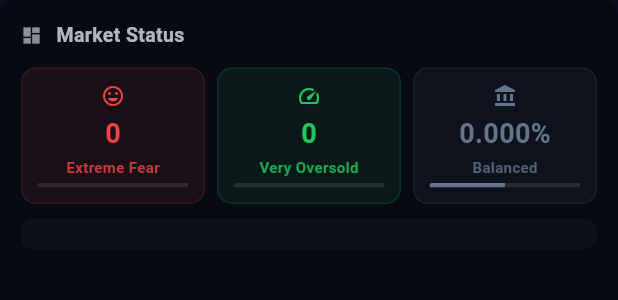
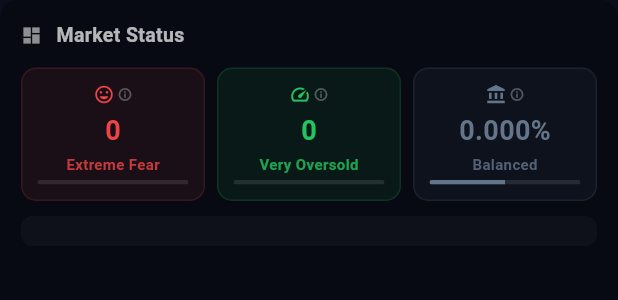
Before and after one commit to meiyaobuyao123-hash/Agent-Trading, a Flutter app: the RiskDashboard widget shown alone on an empty page, opened directly with empty values, on a phone screen of 412 x 824 dp. Shown: the top 300 px of the screen. Run offline on Flutter 3.47's test engine with Material 3 defaults, Android fonts, the phone set to English and light mode, and no system bars; our stand-ins replace cached_network_image, firebase_core, firebase_messaging, flutter_local_notifications, flutter_secure_storage, shared_preferences and 3 more; accounts and stored records are empty; network calls fail.

Commit message:
feat: Dashboard 指标点击查看解释（底部弹窗）
每个指标卡片和复合评分区域可点击，弹出详细解释：
- Market Mood: Fear & Greed Index 0-100 各区间含义
- Momentum: RSI 超卖/超买/中性含义
- Leverage: Funding Rate 多空挤压含义
- Composite Scores: 五维度评分含义

Co-Authored-By: Claude Opus 4.6 (1M context) <noreply@anthropic.com>

```diff
--- a/apps/app/lib/widgets/btc_eth/risk_dashboard.dart
+++ b/apps/app/lib/widgets/btc_eth/risk_dashboard.dart
@@ -35,7 +35,7 @@ class RiskDashboard extends StatelessWidget {
           ),
           const SizedBox(height: 12),
 
-          // 三个指标卡片
+          // 三个指标卡片（点击查看解释）
           Row(
             children: [
               _indicatorCard(
@@ -45,6 +45,14 @@ class RiskDashboard extends StatelessWidget {
                 label: _fgiLabel(fgi),
                 color: _fgiColor(fgi),
                 progress: fgi / 100,
+                context: context,
+                explanation: 'Fear & Greed Index (0-100)\n\n'
+                    '0-20: Extreme Fear — Market panic, historically good buying opportunities\n'
+                    '20-40: Fear — Investors are worried, potential dip buying zone\n'
+                    '40-60: Neutral — No strong bias\n'
+                    '60-80: Greed — Market is heating up, be cautious\n'
+                    '80-100: Extreme Greed — FOMO territory, high risk of correction\n\n'
+                    'Current: $fgi (${_fgiLabel(fgi)})',
               ),
               const SizedBox(width: 8),
               _indicatorCard(
@@ -54,6 +62,14 @@ class RiskDashboard extends StatelessWidget {
                 label: _rsiLabel(rsi),
                 color: _rsiColor(rsi),
                 progress: rsi / 100,
+                context: context,
+                explanation: 'RSI - Relative Strength Index (0-100)\n\n'
+                    'Measures how fast price is moving up or down.\n\n'
+                    '0-30: Oversold — Price dropped too fast, may bounce up (buy signal)\n'
+                    '30-50: Weak — Downward pressure\n'
+                    '50-70: Normal — Healthy uptrend\n'
+                    '70-100: Overbought — Price rose too fast, may pull back (sell signal)\n\n'
+                    'Current: ${rsi.toStringAsFixed(0)} (${_rsiLabel(rsi)})',
               ),
               const SizedBox(width: 8),
               _indicatorCard(
@@ -63,13 +79,30 @@ class RiskDashboard extends StatelessWidget {
                 label: _fundingLabel(funding),
                 color: _fundingColor(funding),
                 progress: (funding * 5000 + 50).clamp(0, 100) / 100,
+                context: context,
+                explanation: 'Funding Rate (Futures Market)\n\n'
+                    'Shows which side (long/short) is paying the other in perpetual futures.\n\n'
+                    'Positive (>0.01%): Longs pay shorts — too many buyers, may drop\n'
+                    'Near zero: Balanced market\n'
+                    'Negative (<-0.005%): Shorts pay longs — too many sellers, may bounce\n\n'
+                    'Current: ${(funding * 100).toStringAsFixed(4)}% (${_fundingLabel(funding)})',
               ),
             ],
           ),
           const SizedBox(height: 10),
 
-          // 综合评分
-          Container(
+          // 综合评分（点击查看解释）
+          GestureDetector(
+            onTap: () => _showExplanation(context, 'Composite Scores',
+                'Five dimensions that together assess the overall market condition (0-100 each):\n\n'
+                'Trend — Price momentum (RSI + MACD + price change + OI change)\n'
+                'Mood — Market sentiment (Fear/Greed + funding rate + long/short ratio + news)\n'
+                'Chain — On-chain activity (exchange flow + active addresses + SOPR)\n'
+                'Macro — Macro environment (DXY + ETF flows + stablecoin supply)\n'
+                'Safety — Risk level (liquidations + funding extremes + order book depth)\n\n'
+                '>70 = Bullish  |  50 = Neutral  |  <30 = Bearish',
+                const Color(0xFF3B82F6)),
+            child: Container(
               padding: const EdgeInsets.all(10),
               decoration: BoxDecoration(
                 color: Colors.white.withValues(alpha: 0.03),
@@ -110,6 +143,7 @@ class RiskDashboard extends StatelessWidget {
                 }).toList(),
               ),
             ),
+          ),
         ],
       ),
     );
@@ -122,8 +156,12 @@ class RiskDashboard extends StatelessWidget {
     required String label,
     required Color color,
     required double progress,
+    required String explanation,
+    required BuildContext context,
   }) {
     return Expanded(
+      child: GestureDetector(
+        onTap: () => _showExplanation(context, title, explanation, color),
         child: Container(
           padding: const EdgeInsets.all(10),
           decoration: BoxDecoration(
@@ -133,7 +171,14 @@ class RiskDashboard extends StatelessWidget {
           ),
           child: Column(
             children: [
-            Icon(icon, color: color, size: 16),
+              Row(
+                mainAxisAlignment: MainAxisAlignment.center,
+                children: [
+                  Icon(icon, color: color, size: 14),
+                  const SizedBox(width: 2),
+                  Icon(Icons.info_outline, color: Colors.white.withValues(alpha: 0.3), size: 10),
+                ],
+              ),
               const SizedBox(height: 4),
               Text(value,
                   style: TextStyle(color: color, fontSize: 18, fontWeight: FontWeight.bold)),
@@ -150,6 +195,42 @@ class RiskDashboard extends StatelessWidget {
                   valueColor: AlwaysStoppedAnimation(color),
                 ),
               ),
+            ],
+          ),
+        ),
+      ),
+    );
+  }
+
+  void _showExplanation(BuildContext context, String title, String text, Color color) {
+    showModalBottomSheet(
+      context: context,
+      backgroundColor: const Color(0xFF1A1A2E),
+      shape: const RoundedRectangleBorder(
+        borderRadius: BorderRadius.vertical(top: Radius.circular(16)),
+      ),
+      builder: (_) => Padding(
+        padding: const EdgeInsets.all(20),
+        child: Column(
+          mainAxisSize: MainAxisSize.min,
+          crossAxisAlignment: CrossAxisAlignment.start,
+          children: [
+            Center(
+              child: Container(
+                width: 36, height: 4,
+                decoration: BoxDecoration(
+                  color: Colors.white24,
+                  borderRadius: BorderRadius.circular(2),
+                ),
+              ),
+            ),
+            const SizedBox(height: 16),
+            Text(title,
+                style: TextStyle(color: color, fontSize: 18, fontWeight: FontWeight.bold)),
+            const SizedBox(height: 12),
+            Text(text,
+                style: const TextStyle(color: Colors.white70, fontSize: 14, height: 1.6)),
+            const SizedBox(height: 20),
           ],
         ),
       ),
```
Lines whose indentation alone changed are shown as unchanged.
